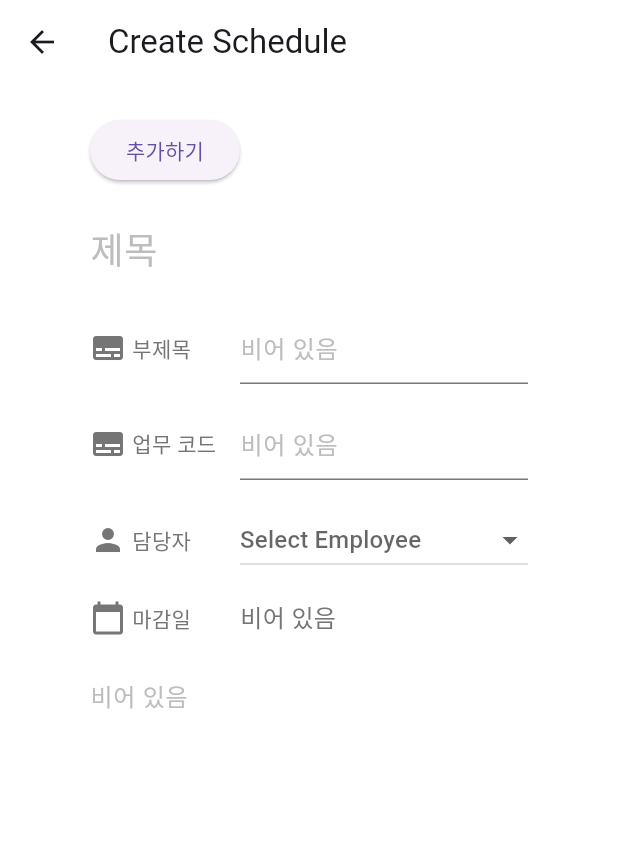
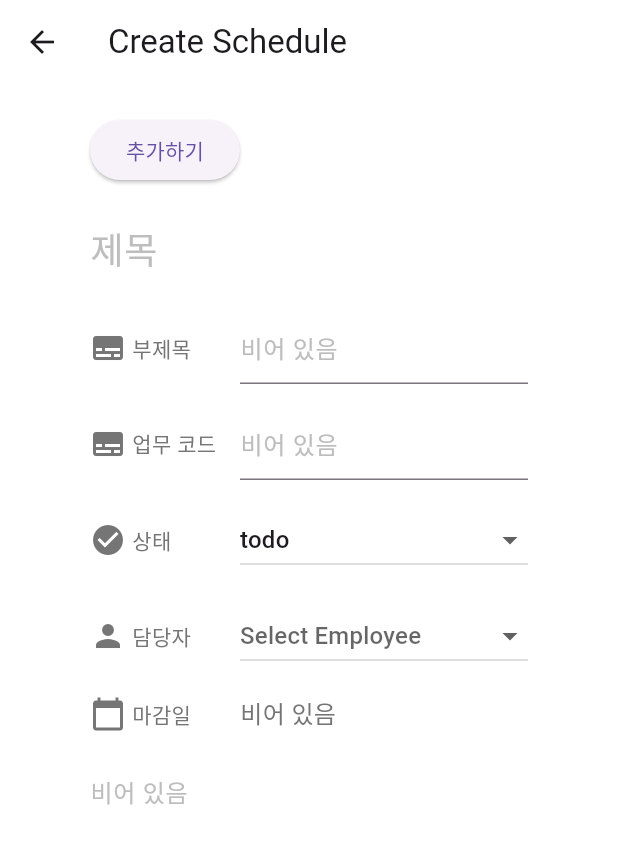
Before and after one commit to frihett/TodoListForProject, a Flutter app: the ScheduleCreatePage screen opened directly, on a phone screen of 412 x 824 dp. Shown: the top 844 px of the screen. Run offline on Flutter 3.47's test engine with Material 3 defaults, Android fonts, the phone set to English and light mode, and no system bars; our stand-ins replace get.

Commit message:
feat: ScheduleStatus 드롭다운버튼 추가
선택하지 않으면 todo로 기본설정

```diff
--- a/lib/pages/schedule_create_page.dart
+++ b/lib/pages/schedule_create_page.dart
@@ -17,6 +17,7 @@ class _ScheduleCreatePageState extends State<ScheduleCreatePage> {
   final ScheduleController controller = Get.find<ScheduleController>();
   Employee? _selectedEmployee;
   DateTime? _selectedDate;
+  ScheduleStatus _selectedStatus = ScheduleStatus.todo;
 
   final List<Employee> _employees = [
     Employee(
@@ -63,7 +64,9 @@ class _ScheduleCreatePageState extends State<ScheduleCreatePage> {
       subTitle: subtitleController.text,
       responsiblePerson: _selectedEmployee,
       dueDate: _selectedDate,
-      description: descriptionController.text, status: ScheduleStatus.todo,  taskId: taskIdController.text,
+      description: descriptionController.text,
+      status: _selectedStatus,
+      taskId: taskIdController.text,
     );
 
     // 생성된 Schedule 객체를 ScheduleController에 전달
@@ -164,6 +167,41 @@ class _ScheduleCreatePageState extends State<ScheduleCreatePage> {
                   width: 100,
                   child: Row(
                     children: [
+                      Icon(Icons.check_circle, color: Color(0xFF757575)),
+                      SizedBox(width: 4),
+                      Text('상태', style: TextStyle(color: Color(0xFF757575))),
+                    ],
+                  ),
+                ),
+                Expanded(
+                  child: DropdownButton<ScheduleStatus>(
+                    isExpanded: true,
+                    value: _selectedStatus,
+                    items: ScheduleStatus.values.map((ScheduleStatus status) {
+                      return DropdownMenuItem<ScheduleStatus>(
+                        value: status,
+                        child: Text(status
+                            .toString()
+                            .split('.')
+                            .last), // ScheduleStatus 이름만 표시
+                      );
+                    }).toList(),
+                    onChanged: (ScheduleStatus? newStatus) {
+                      setState(() {
+                        _selectedStatus = newStatus!;
+                      });
+                    },
+                  ),
+                ),
+              ],
+            ),
+            const SizedBox(height: 16.0),
+            Row(
+              children: [
+                Container(
+                  width: 100,
+                  child: Row(
+                    children: [
                       Icon(Icons.person, color: Color(0xFF757575)),
                       SizedBox(width: 4),
                       Text('담당자', style: TextStyle(color: Color(0xFF757575))),
```
